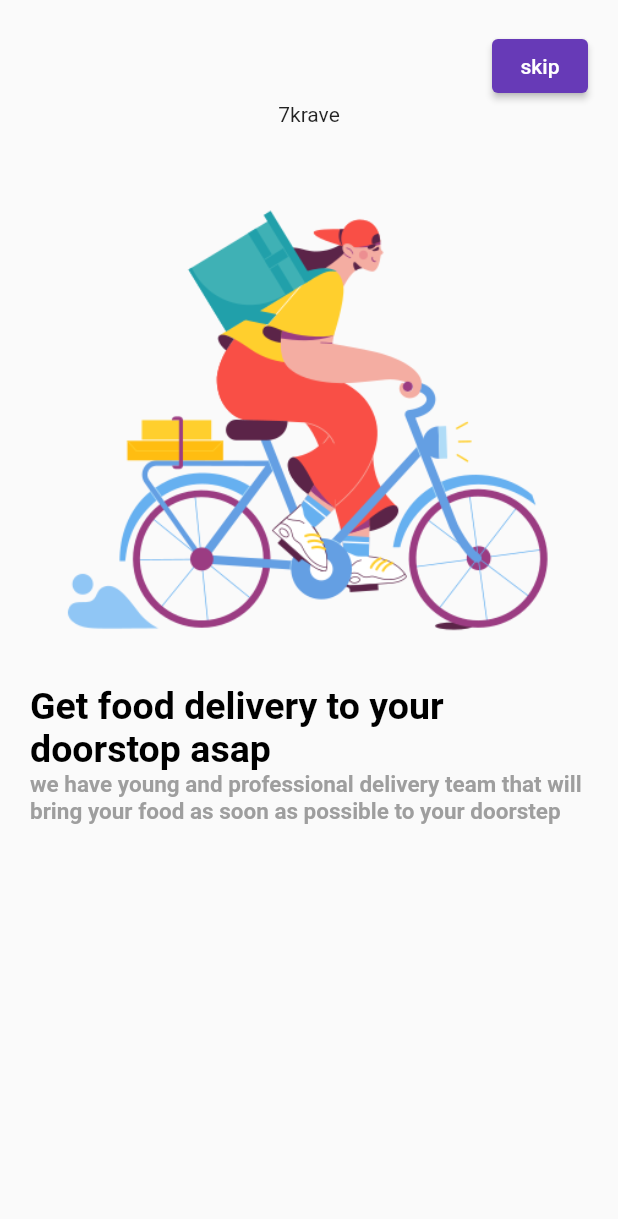
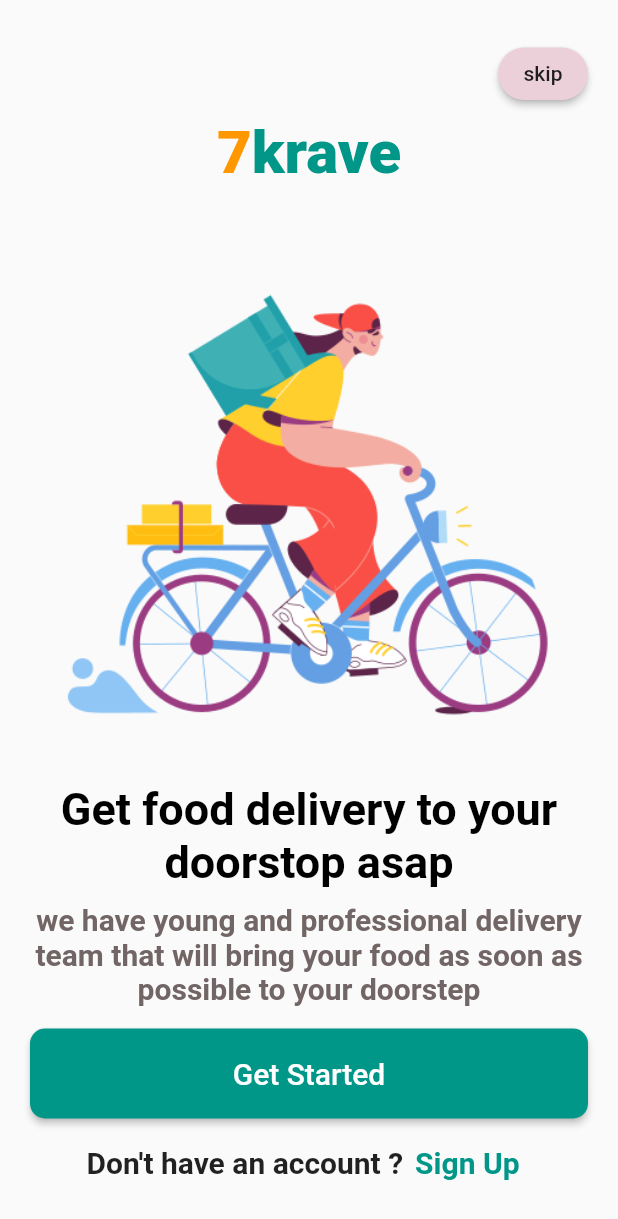
Before and after one commit to monicaE16/Task1_Algoriza, a Flutter app: the screen it shows after launch, after a tap on "skip", on a phone screen of 412 x 824 dp. Shown: the top 1219 px of the screen. Run offline on Flutter 3.47's test engine with Material 2 defaults, Android fonts, the phone set to English and light mode, and no system bars.

Commit message:
added homepage -almost finished

```diff
--- /dev/null
+++ b/lib/components/button1.dart
@@ -0,0 +1,26 @@
+import 'package:flutter/material.dart';
+
+class MyButton extends StatelessWidget {
+  final String myText;
+  const MyButton({
+    Key? key,
+    required this.myText,
+  }) : super(key: key);
+
+  @override
+  Widget build(BuildContext context) {
+    return MaterialButton(
+      onPressed: () {},
+      minWidth: double.infinity,
+      height: 60,
+      color: Colors.teal,
+      shape: RoundedRectangleBorder(
+        borderRadius: BorderRadius.circular(10.0),
+      ),
+      child: Text(
+        myText,
+        style: const TextStyle(color: Colors.white, fontSize: 20),
+      ),
+    );
+  }
+}
--- a/lib/components/home.dart
+++ b/lib/components/home.dart
@@ -1,4 +1,3 @@
-import 'package:flutter/cupertino.dart';
 import 'package:flutter/material.dart';
 
 class HomeComponent extends StatelessWidget {
@@ -13,20 +12,23 @@ class HomeComponent extends StatelessWidget {
   @override
   Widget build(BuildContext context) {
     return Column(
+      mainAxisAlignment: MainAxisAlignment.spaceEvenly,
       children: [
         Image.asset(image),
-        Center(
-          child: Text(
-            text,
-            style: const TextStyle(
-                color: Colors.black, fontSize: 25, fontWeight: FontWeight.bold),
-          ),
+        Text(
+          text,
+          textAlign: TextAlign.center,
+          style: const TextStyle(
+              color: Colors.black, fontSize: 30, fontWeight: FontWeight.w600),
         ),
         Center(
           child: Text(
             second,
+            textAlign: TextAlign.center,
             style: const TextStyle(
-                color: Colors.grey, fontSize: 15, fontWeight: FontWeight.bold),
+                color: Color.fromARGB(255, 114, 101, 101),
+                fontSize: 20,
+                fontWeight: FontWeight.w600),
           ),
         )
       ],
--- a/lib/pages/homepage.dart
+++ b/lib/pages/homepage.dart
@@ -1,4 +1,5 @@
 import 'package:flutter/material.dart';
+import 'package:task1/components/button1.dart';
 import 'package:task1/components/home.dart';
 
 List<String> mainParagraph = [
@@ -22,10 +23,10 @@ class _MyHomePageState extends State<MyHomePage> {
   final PageController pageController = PageController();
 
   updatePageState(index) {
-    if (index == 1) {
-      pageController.nextPage(
-          duration: Duration(milliseconds: 300), curve: Curves.easeIn);
-    }
+    // if (index == 1) {
+    //   pageController.nextPage(
+    //       duration: Duration(milliseconds: 300), curve: Curves.easeIn);
+    // }
     setState(() {
       _currentIndex = index;
     });
@@ -37,27 +38,50 @@ class _MyHomePageState extends State<MyHomePage> {
         body: Container(
             padding: const EdgeInsets.all(20),
             child: Column(
-              // mainAxisAlignment: MainAxisAlignment.spaceAround,
+              mainAxisAlignment: MainAxisAlignment.spaceEvenly,
               children: [
                 Row(
                   mainAxisAlignment: MainAxisAlignment.end,
                   children: [
-                    ElevatedButton(onPressed: () {}, child: const Text("skip")),
+                    MaterialButton(
+                      onPressed: () {},
+                      minWidth: 60,
+                      height: 35,
+                      color: const Color.fromARGB(255, 236, 208, 217),
+                      shape: RoundedRectangleBorder(
+                        borderRadius: BorderRadius.circular(30.0),
+                      ),
+                      child: const Text("skip"),
+                    ),
                   ],
                 ),
                 Row(
                   mainAxisAlignment: MainAxisAlignment.center,
-                  children: const [Text('7krave')],
+                  children: const [
+                    Text(
+                      '7',
+                      style: TextStyle(
+                          fontSize: 40,
+                          color: Colors.orange,
+                          fontWeight: FontWeight.w800),
+                    ),
+                    Text(
+                      'krave',
+                      style: TextStyle(
+                          fontSize: 40,
+                          color: Colors.teal,
+                          fontWeight: FontWeight.w800),
+                    )
+                  ],
                 ),
-                // Image.asset('assets/images/bike1.png'),
                 SizedBox(
-                  height: 700,
+                  height: 550,
                   child: PageView(
                       controller: pageController,
-                      onPageChanged: (num) {
-                        updatePageState(num);
+                      onPageChanged: (ind) {
+                        updatePageState(ind);
                         setState(() {
-                          _currentIndex = num;
+                          _currentIndex = ind;
                         });
                       },
                       scrollDirection: Axis.horizontal,
@@ -68,11 +92,30 @@ class _MyHomePageState extends State<MyHomePage> {
                           second: secParagraph[0],
                         ),
                         HomeComponent(
-                          image: 'assets/images/bike1.png',
+                          image: 'assets/images/sammy.png',
                           text: mainParagraph[1],
                           second: secParagraph[1],
                         )
                       ]),
+                ),
+                const MyButton(
+                  myText: 'Get Started',
+                ),
+                Row(
+                  mainAxisAlignment: MainAxisAlignment.center,
+                  children: [
+                    const Text("Don't have an account ?",
+                        style: TextStyle(
+                            fontSize: 20, fontWeight: FontWeight.w700)),
+                    TextButton(
+                      onPressed: () {},
+                      child: const Text('Sign Up',
+                          style: TextStyle(
+                              color: Colors.teal,
+                              fontSize: 20,
+                              fontWeight: FontWeight.w700)),
+                    )
+                  ],
                 )
               ],
             )));
--- a/pubspec.yaml
+++ b/pubspec.yaml
@@ -61,6 +61,7 @@ flutter:
   # To add assets to your application, add an assets section, like this:
   assets:
     - assets/images/bike1.png
+    - assets/images/sammy.png
   #   - images/a_dot_ham.jpeg
 
   # An image asset can refer to one or more resolution-specific "variants", see
```
Also changed, not shown: assets/images/sammy.png (added).
